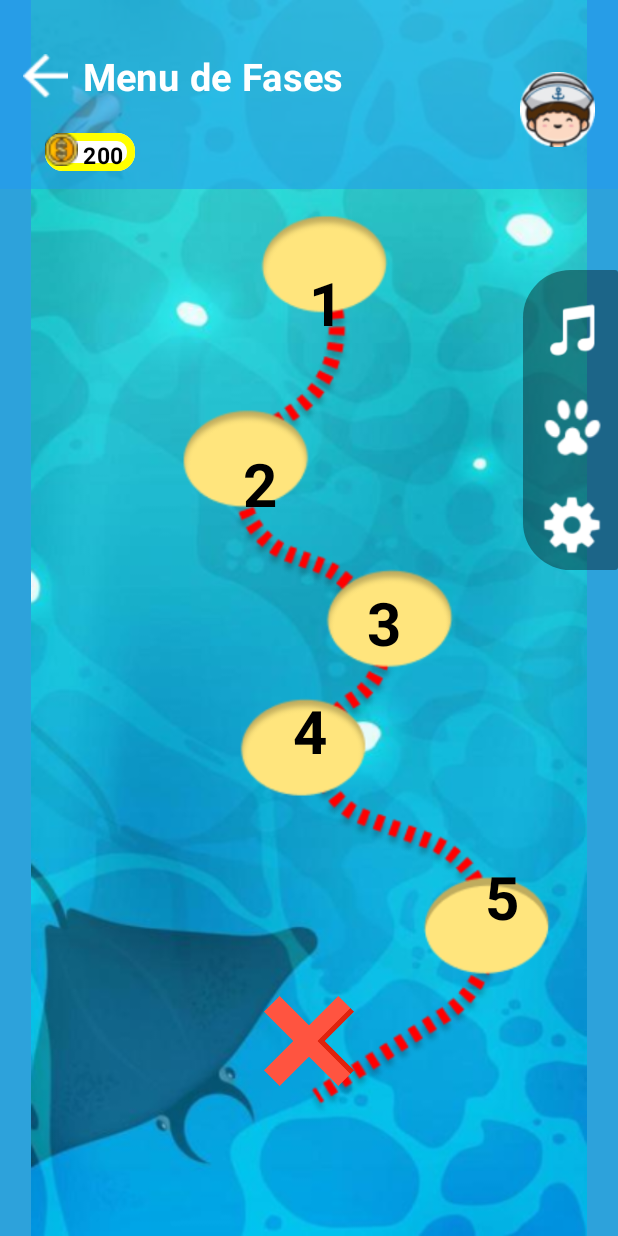
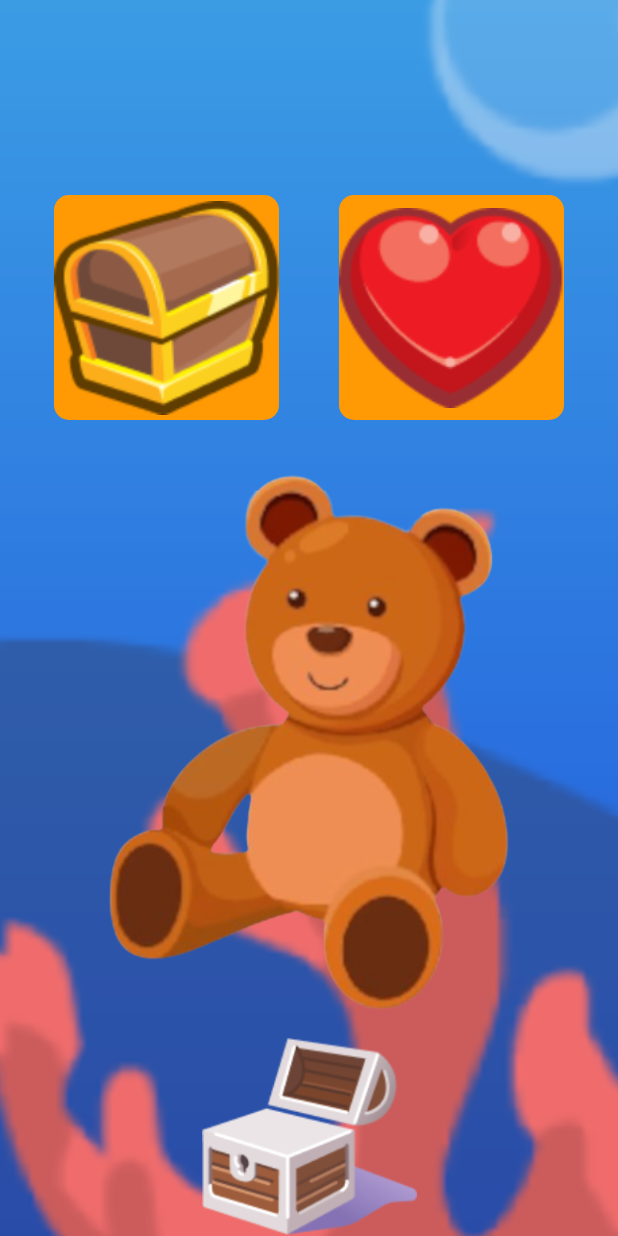
Before and after one commit to Projeto-Ancora/AncoraApp, an Android app built with Jetpack Compose: the screen it shows after launch (MainActivity), on a phone screen of 412 x 824 dp. Run offline under Robolectric (Android 15) with nearby library versions, the phone set to English and light mode, and no system bars; Roboto replaces fonts that are not available here.

Commit message:
add game2 necessidade x desejo

```diff
--- a/app/src/main/java/com/example/ancora/MainActivity.kt
+++ b/app/src/main/java/com/example/ancora/MainActivity.kt
@@ -5,18 +5,15 @@ import androidx.activity.ComponentActivity
 import androidx.activity.compose.setContent
 import androidx.activity.enableEdgeToEdge
 import androidx.compose.foundation.layout.padding
-import androidx.compose.material3.Button
 import androidx.compose.material3.Scaffold
-import androidx.compose.material3.Text
 import androidx.compose.runtime.Composable
 import androidx.compose.ui.Modifier
 import androidx.compose.ui.tooling.preview.Preview
 import androidx.core.splashscreen.SplashScreen.Companion.installSplashScreen
 import com.example.ancora.Telas.Fase
-import com.example.ancora.Telas.GameScree
-import com.example.ancora.Telas.ShopLayout
+import com.example.ancora.Telas.Game.GameScreen2
 import com.example.ancora.ui.theme.AncoraTheme
-import com.example.teladeconfigurao.ConfiguracaoScreen
+
 
 class MainActivity : ComponentActivity() {
     override fun onCreate(savedInstanceState: Bundle?) {
@@ -25,27 +22,24 @@ class MainActivity : ComponentActivity() {
         installSplashScreen()
         setContent {
             AncoraTheme {
-//                Scaffold { innerPadding ->
-//                    //ShopLayout(modifier = Modifier.padding(innerPadding))
-//                    // GameScree(modifier = Modifier.padding(innerPadding))
-//                    ConfiguracaoScreen (modifier = Modifier.padding(innerPadding),
-//                        onBackClick = {},
-//                        onAjudaClick = {},
-//                        onTermosClick = {},
-//                        onSobreClick = {},
-//                        onTrocarClick = {},
-//                        onSairContaClick = {})
-//
-//                }
-                Fase()
+                Scaffold { innerPadding ->
+                    //GameScreen(modifier = Modifier.padding(innerPadding))
+                    //ShopLayout(modifier = Modifier.padding(innerPadding))
+                    /*
+                    ConfiguracaoScreen (modifier = Modifier.padding(innerPadding),
+                        onBackClick = {},
+                        onAjudaClick = {},
+                        onTermosClick = {},
+                        onSobreClick = {},
+                        onTrocarClick = {},
+                        onSairContaClick = {})
+                }*/
+                   // Fase()
+                GameScreen2(modifier = Modifier.padding(innerPadding))
+                }
             }
         }
     }
-}
-
-@Composable
-fun Greeting() {
-
 }
 
 @Preview(showBackground = true)
--- a/app/src/main/java/com/example/ancora/Telas/GameScreen.kt
+++ b/app/src/main/java/com/example/ancora/Telas/Game/GameScreen.kt
@@ -1,4 +1,4 @@
-package com.example.ancora.Telas
+package com.example.ancora.Telas.Game
 
 import android.util.Log
 import androidx.compose.foundation.Canvas
@@ -21,9 +21,11 @@ import androidx.compose.runtime.remember
 import androidx.compose.runtime.setValue
 import androidx.compose.ui.Alignment
 import androidx.compose.ui.Modifier
+import androidx.compose.ui.draw.paint
 import androidx.compose.ui.geometry.Offset
 import androidx.compose.ui.graphics.Brush
 import androidx.compose.ui.graphics.Color
+import androidx.compose.ui.layout.ContentScale
 import androidx.compose.ui.res.colorResource
 import androidx.compose.ui.res.painterResource
 import androidx.compose.ui.text.TextStyle
@@ -52,7 +54,7 @@ data class BolhaPeixe(
 )
 
 @Composable
-fun GameScree(modifier: Modifier = Modifier) {
+fun GameScreen(modifier: Modifier = Modifier) {
 
     val bolhaList = remember {
         mutableListOf(
@@ -83,6 +85,10 @@ fun GameScree(modifier: Modifier = Modifier) {
         verticalArrangement = Arrangement.Center,
         modifier = modifier
             .fillMaxSize()
+            .paint(
+                painterResource(R.drawable.backgroundfishgame),
+                contentScale = ContentScale.FillBounds
+            )
     ) {
         Row(
             modifier = Modifier
@@ -125,7 +131,10 @@ fun GameScree(modifier: Modifier = Modifier) {
 
 //Função para desenhar um circulo
 @Composable
-fun BolhaItem(bolha: Bolha, acerto: Boolean?, onclick: () -> Unit) {
+fun BolhaItem(
+    bolha: Bolha,
+    acerto: Boolean?,
+    onclick: () -> Unit) {
 
     val corBolha1 = colorResource(R.color.corbolha1);
     val corBolha2 = colorResource(R.color.corbolha2);
@@ -170,7 +179,9 @@ fun BolhaItem(bolha: Bolha, acerto: Boolean?, onclick: () -> Unit) {
 
 //Função para mostrar peixes
 @Composable
-fun PeixeItem(peixe: Peixe, onclick: () -> Unit) {
+fun PeixeItem(
+    peixe: Peixe,
+    onclick: () -> Unit) {
     Box(
         modifier = Modifier
             .size(130.dp)
@@ -189,7 +200,6 @@ fun PeixeItem(peixe: Peixe, onclick: () -> Unit) {
             fontSize = 20.sp
         )
     };
-
 };
 
 private fun verificarAcerto(
@@ -201,7 +211,9 @@ private fun verificarAcerto(
 }; //Função que compara 2 valores que retorna um valor booleano para "acerto"
 
 @Composable
-fun CertoOuErrado(acerto: Boolean, resultado: Int) {
+fun CertoOuErrado(
+    acerto: Boolean,
+    resultado: Int) {
     if (resultado != 0) {
         when {
             acerto -> {
@@ -223,5 +235,5 @@ fun CertoOuErrado(acerto: Boolean, resultado: Int) {
 @Preview
 @Composable
 fun GameScreenPreview() {
-    GameScree();
+    GameScreen();
 }
--- /dev/null
+++ b/app/src/main/java/com/example/ancora/Telas/Game/GameScreen2.kt
@@ -0,0 +1,160 @@
+package com.example.ancora.Telas.Game
+
+import android.util.Log
+import androidx.compose.foundation.Image
+import androidx.compose.foundation.layout.Arrangement
+import androidx.compose.foundation.layout.Column
+import androidx.compose.foundation.layout.PaddingValues
+import androidx.compose.foundation.layout.Row
+import androidx.compose.foundation.layout.Spacer
+import androidx.compose.foundation.layout.fillMaxSize
+import androidx.compose.foundation.layout.fillMaxWidth
+import androidx.compose.foundation.layout.height
+import androidx.compose.foundation.layout.padding
+import androidx.compose.foundation.layout.size
+import androidx.compose.foundation.layout.width
+import androidx.compose.foundation.shape.RoundedCornerShape
+import androidx.compose.material3.Button
+import androidx.compose.material3.ButtonDefaults
+import androidx.compose.runtime.Composable
+import androidx.compose.runtime.mutableStateOf
+import androidx.compose.runtime.remember
+import androidx.compose.ui.Alignment
+import androidx.compose.ui.Modifier
+import androidx.compose.ui.draw.paint
+import androidx.compose.ui.graphics.Color
+import androidx.compose.ui.layout.ContentScale
+import androidx.compose.ui.res.painterResource
+import androidx.compose.ui.tooling.preview.Preview
+import androidx.compose.ui.unit.dp
+import com.example.ancora.R
+
+data class Item(
+    val _id: Int,
+    val type: TypeItem
+)
+
+enum class TypeItem {
+    NECESSITY,
+    DESIRE
+}
+
+@Composable
+fun GameScreen2(modifier: Modifier = Modifier) {
+
+    val imageMapping = mapOf(
+        Item(1, TypeItem.NECESSITY) to R.drawable.shirt,
+        Item(2, TypeItem.NECESSITY) to R.drawable.arrozefeijao,
+        Item(1, TypeItem.DESIRE) to R.drawable.urso500,
+        Item(2, TypeItem.DESIRE) to R.drawable.lollipop500
+    )
+
+    val currentItem = remember {
+        mutableStateOf(imageMapping.keys.random())
+    }
+
+    //====================================
+    /*
+        var num by remember {
+            mutableIntStateOf(7);
+        };
+        num = (1..3).random();
+        val img = num;
+    */
+    //====================================
+
+    Column(
+        modifier
+            .fillMaxSize()
+            .paint(
+                painterResource(R.drawable.backgroundnecessity),
+                contentScale = ContentScale.None
+            ),
+        horizontalAlignment = Alignment.CenterHorizontally,
+        verticalArrangement = Arrangement.Center
+    )
+    {
+        Row(
+            modifier
+                .fillMaxWidth()
+                .padding(top = 130.dp),
+            horizontalArrangement = Arrangement.Center,
+            verticalAlignment = Alignment.CenterVertically
+        ) {
+            Button(
+                onClick = {
+                    when {
+                        currentItem.value.type == TypeItem.NECESSITY -> {
+                            Log.d("acerto", "acertou")
+                        };
+                        else -> {
+                            Log.d("erro", "errou")
+                        }
+                    }
+                    currentItem.value = imageMapping.keys.random();
+                },
+                modifier
+                    .width(150.dp)
+                    .height(150.dp),
+                shape = RoundedCornerShape(10.dp),
+                contentPadding = PaddingValues(0.dp),
+                colors = ButtonDefaults.buttonColors(
+                    containerColor = Color(0XFFFF9A05)
+                ),
+            ) {
+                Image(
+                    painter = painterResource(R.drawable.necessity),
+                    contentDescription = "necessity",
+                    modifier.size(346.dp)
+                )
+            }
+
+            Spacer(modifier.size(40.dp))
+
+            Button(
+                onClick = {
+                    when {
+                    currentItem.value.type == TypeItem.DESIRE -> {Log.d("acerto", "acertou")}
+                    else -> {Log.d("erro", "errou")}
+                    }
+                    currentItem.value = imageMapping.keys.random();
+                },
+                modifier
+                    .width(150.dp)
+                    .height(150.dp),
+                shape = RoundedCornerShape(10.dp),
+                contentPadding = PaddingValues(0.dp),
+                colors = ButtonDefaults.buttonColors(
+                    containerColor = Color(0XFFFF9A05)
+                )
+            ) {
+                Image(
+                    painter = painterResource(R.drawable.desire),
+                    contentDescription = "desire",
+                    modifier.size(346.dp)
+                )
+            };
+        };
+
+        currentItem.value.let { item ->
+            val imgRes = imageMapping[item] ?: R.drawable.urso500
+            Image(
+                painter = painterResource(imgRes),
+                contentDescription = "currentImage"
+            )
+        }
+
+        Image(
+            painter = painterResource(R.drawable.chest),
+            contentDescription = "chest",
+            modifier
+                .size(195.dp)
+        )
+    };
+};
+
+@Preview
+@Composable
+fun GameScreen2Preview() {
+    GameScreen2()
+}
--- a/app/src/main/java/com/example/ancora/Telas/LevelsScreen.kt
+++ b/app/src/main/java/com/example/ancora/Telas/LevelsScreen.kt
@@ -143,7 +143,6 @@ fun Fase() {
     Trials()
     BarraLateral()
     TopBarPerson()
-
 }
 
 
```
Also changed, not shown: app/src/main/res/drawable/arrozefeijao.png (added), app/src/main/res/drawable/backgroundfishgame.png (added), app/src/main/res/drawable/backgroundnecessity.png (added), app/src/main/res/drawable/chest.png (added), app/src/main/res/drawable/desire.png (added), app/src/main/res/drawable/lollipop500.png (added), app/src/main/res/drawable/necessity.png (added), app/src/main/res/drawable/shirt.png (added), app/src/main/res/drawable/urso500.png (added).
